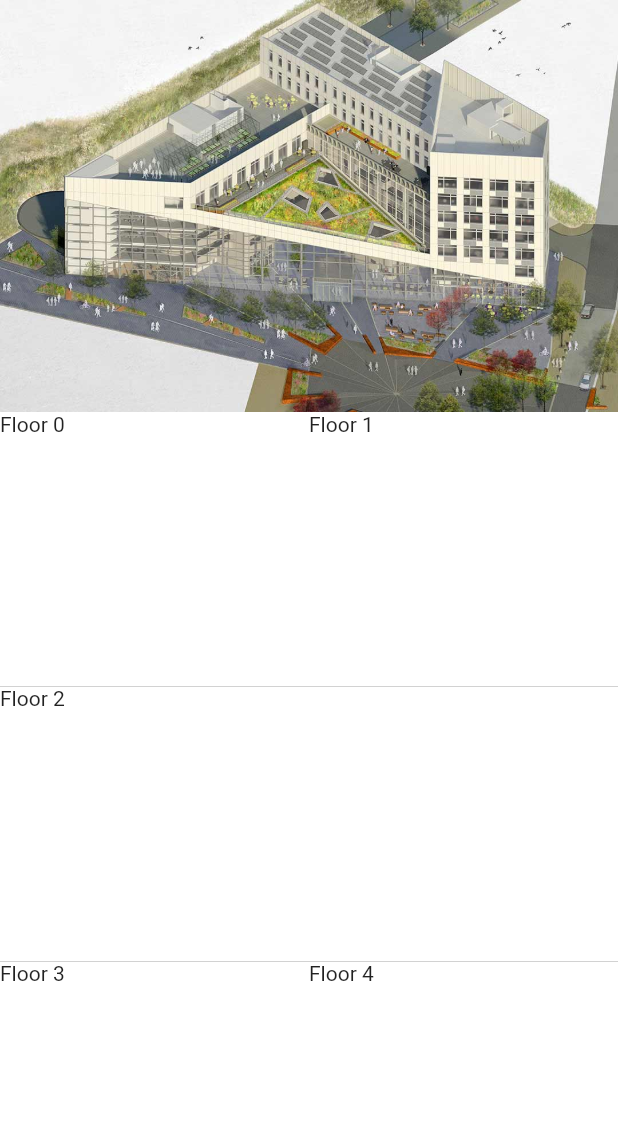
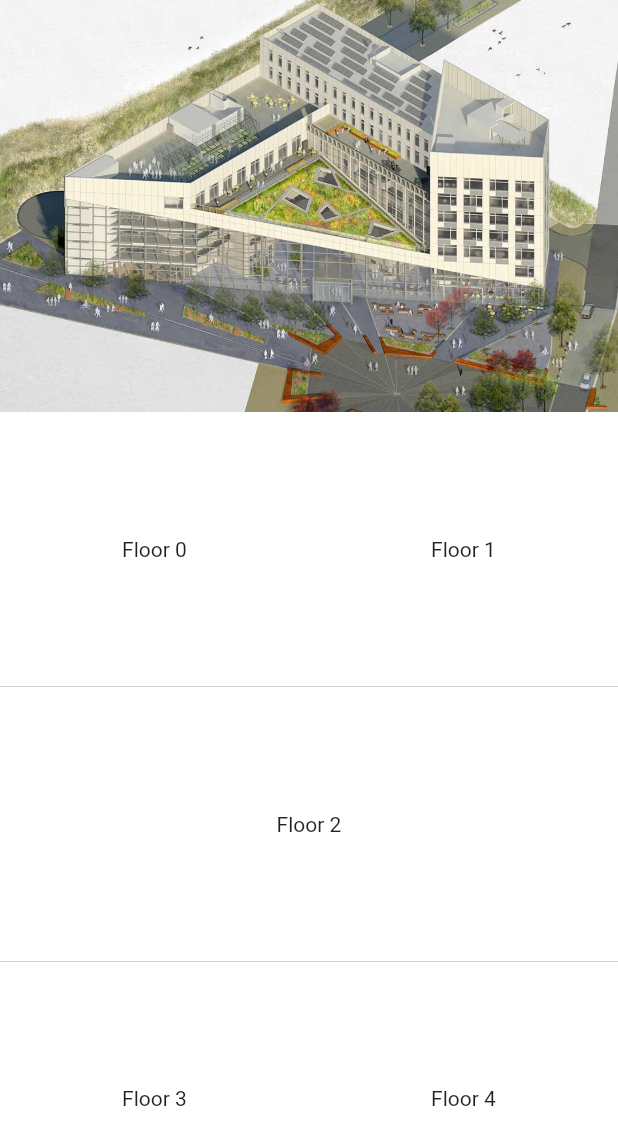
Before and after one commit to alwian/USB-Tour-App, a Flutter app: the ExploreAFloorFragment widget shown alone on an empty page, opened directly, on a phone screen of 412 x 824 dp. Shown: the top 1145 px of the screen. Run offline on Flutter 3.47's test engine with Material 2 defaults, Android fonts, the phone set to English and light mode, and no system bars.

Commit message:
Centered button text

```diff
--- a/lib/fragments/explore_a_floor_fragment.dart
+++ b/lib/fragments/explore_a_floor_fragment.dart
@@ -14,7 +14,9 @@ class ExploreAFloorFragment extends StatelessWidget {
         child: Container(
           height: height,
           width: fullWidth ? screenWidth : screenWidth / 2,
-          child: Text('Floor ' + floorNo.toString()),
+          child: Center(
+            child: Text('Floor ' + floorNo.toString()),
+          )
         ),
       ),
     );
```
